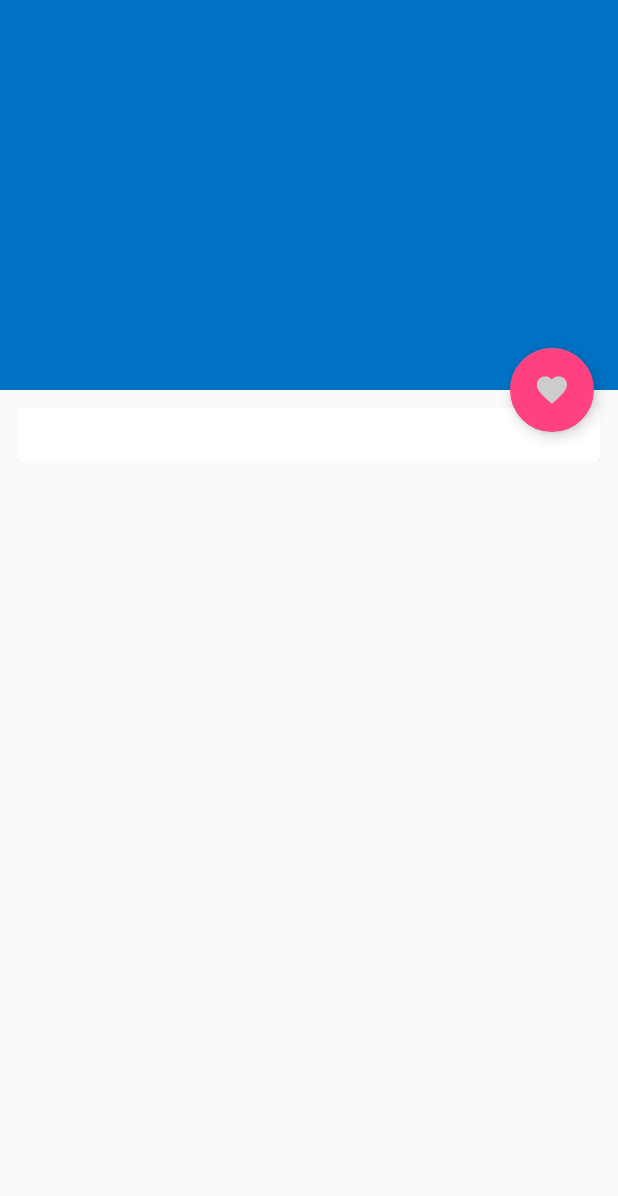
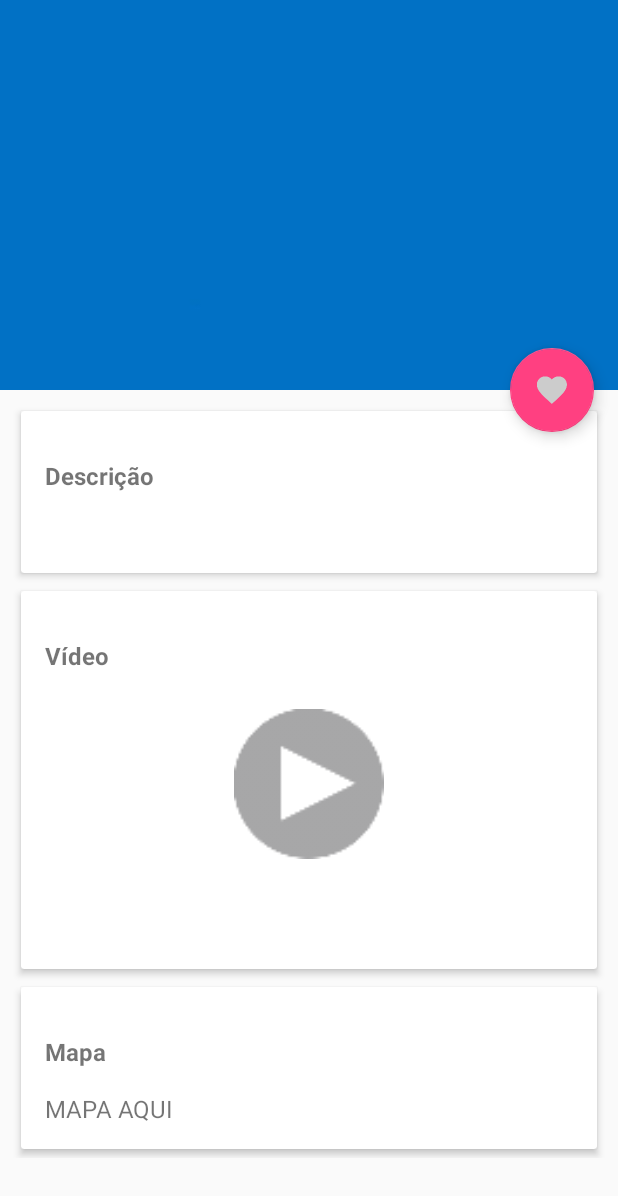
Before and after one commit to jordilucas/Cars, an Android app: the CarroActivity screen opened directly, with no data from a screen before it, on a phone screen of 412 x 824 dp. Shown: the top 1196 px of the screen. Run offline under Robolectric (Android 15) with nearby library versions, the phone set to English and light mode, and no system bars; 3 statements that could not run were skipped.

Commit message:
Adicionado carView para mostrar video e mapa na tela interna de carro

```diff
--- a/app/src/main/java/br/com/jordilucas/carros/activity/CarroActivity.kt
+++ b/app/src/main/java/br/com/jordilucas/carros/activity/CarroActivity.kt
@@ -8,6 +8,7 @@ import br.com.jordilucas.carros.extensions.loadUrl
 import br.com.jordilucas.carros.extensions.setupToolbar
 import kotlinx.android.synthetic.main.activity_carro.*
 import kotlinx.android.synthetic.main.activity_carro_contents.*
+
 
 class CarroActivity : BaseActivity() {
 
--- a/app/src/main/res/layout/activity_carro_contents.xml
+++ b/app/src/main/res/layout/activity_carro_contents.xml
@@ -4,27 +4,141 @@
     android:orientation="vertical"
     android:layout_width="match_parent"
     android:layout_height="match_parent"
-    android:padding="12dp">
+    android:padding="8dp">
+    <!--  Descrição  -->
+    <android.support.v7.widget.CardView
+        android:layout_width="match_parent"
+        android:layout_height="wrap_content"
+        android:layout_margin="6dp"
+        android:layout_marginTop="10dp"
+        app:cardCornerRadius="2dp"
+        app:cardElevation="3dp"
+        app:cardPreventCornerOverlap="false"
+        app:cardUseCompatPadding="false">
 
+        <LinearLayout
+            android:layout_width="match_parent"
+            android:layout_height="wrap_content"
+            android:orientation="vertical"
+            android:paddingBottom="16dp"
+            android:paddingTop="16dp">
+
+            <TextView
+                android:layout_width="wrap_content"
+                android:layout_height="wrap_content"
+                android:layout_marginLeft="16dp"
+                android:layout_marginTop="16dp"
+                android:text="@string/descricao"
+                android:textSize="16sp"
+                android:textStyle="bold"/>
+
+            <TextView
+                android:id="@+id/tDesc"
+                android:layout_width="wrap_content"
+                android:layout_height="wrap_content"
+                android:layout_marginTop="16dp"
+                android:layout_marginLeft="16dp"
+                android:ellipsize="end"
+                android:textSize="16sp"/>
+
+        </LinearLayout>
+    </android.support.v7.widget.CardView>
+
+    <!--VIDEO-->
     <android.support.v7.widget.CardView
         android:id="@+id/card_view"
         android:layout_width="match_parent"
-        android:layout_height="match_parent"
-        app:cardBackgroundColor="@color/white"
+        android:layout_height="wrap_content"
+        android:layout_margin="6dp"
+        android:layout_marginTop="10dp"
         app:cardCornerRadius="2dp"
-        app:cardElevation="6dp">
+        app:cardElevation="3dp"
+        app:cardPreventCornerOverlap="false"
+        app:cardUseCompatPadding="false">
 
-        <ScrollView
+        <LinearLayout
             android:layout_width="match_parent"
-            android:layout_height="match_parent">
+            android:layout_height="wrap_content"
+            android:orientation="vertical"
+            android:paddingBottom="16dp"
+            android:paddingTop="16dp">
 
             <TextView
-                android:id="@+id/tDesc"
+                android:layout_width="wrap_content"
+                android:layout_height="wrap_content"
+                android:layout_marginLeft="16dp"
+                android:layout_marginTop="16dp"
+                android:text="@string/video"
+                android:textSize="16sp"
+                android:textStyle="bold"/>
+
+            <FrameLayout
                 android:layout_width="match_parent"
+                android:layout_height="150dp">
+
+                <ImageView
+                    android:id="@+id/img"
+                    android:layout_width="@dimen/foto_carro_width"
+                    android:layout_height="@dimen/foto_carro_height"
+                    android:layout_gravity="center"
+                    android:alpha="0.5"/>
+
+                <ImageView
+                    android:layout_width="100dp"
+                    android:layout_height="100dp"
+                    android:layout_gravity="center"
+                    android:alpha="0.5"
+                    android:src="@drawable/play"/>
+
+            </FrameLayout>
+            <TextView
+                android:id="@+id/tVideo"
+                android:layout_width="wrap_content"
                 android:layout_height="wrap_content"
-                android:textColor="@color/primary_dark"
-                android:layout_margin="8dp"/>
+                android:layout_marginLeft="16dp"
+                android:layout_marginTop="10dp"
+                android:ellipsize="end"
+                android:textSize="16sp"/>
 
-        </ScrollView>
+        </LinearLayout>
+    </android.support.v7.widget.CardView>
+
+    <!--MAPA-->
+    <android.support.v7.widget.CardView
+        android:layout_width="match_parent"
+        android:layout_height="wrap_content"
+        android:layout_margin="6dp"
+        android:layout_marginTop="10dp"
+        app:cardCornerRadius="2dp"
+        app:cardElevation="3dp"
+        app:cardPreventCornerOverlap="false"
+        app:cardUseCompatPadding="false">
+
+        <LinearLayout
+            android:layout_width="match_parent"
+            android:layout_height="wrap_content"
+            android:orientation="vertical"
+            android:paddingBottom="16dp"
+            android:paddingTop="16dp">
+
+            <TextView
+                android:layout_width="wrap_content"
+                android:layout_height="wrap_content"
+                android:layout_marginLeft="16dp"
+                android:layout_marginTop="16dp"
+                android:text="@string/mapa"
+                android:textSize="16sp"
+                android:textStyle="bold"/>
+
+            <TextView
+                android:layout_width="wrap_content"
+                android:layout_height="wrap_content"
+                android:layout_marginTop="16dp"
+                android:layout_marginLeft="16dp"
+                android:text="MAPA AQUI"
+                android:ellipsize="end"
+                android:textSize="16sp"/>
+
+        </LinearLayout>
     </android.support.v7.widget.CardView>
 </LinearLayout>
```
